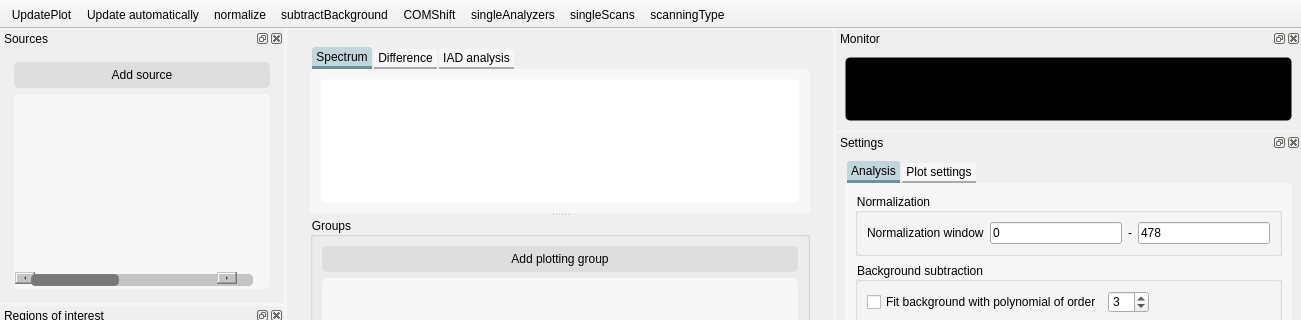
Before: the Qt Designer form nosey/ui/main.ui in flmiot/nosey, drawn with Qt 5; both pictures show x 0 to 1301 and y 0 to 320 of the 1301 by 859 pixel window.
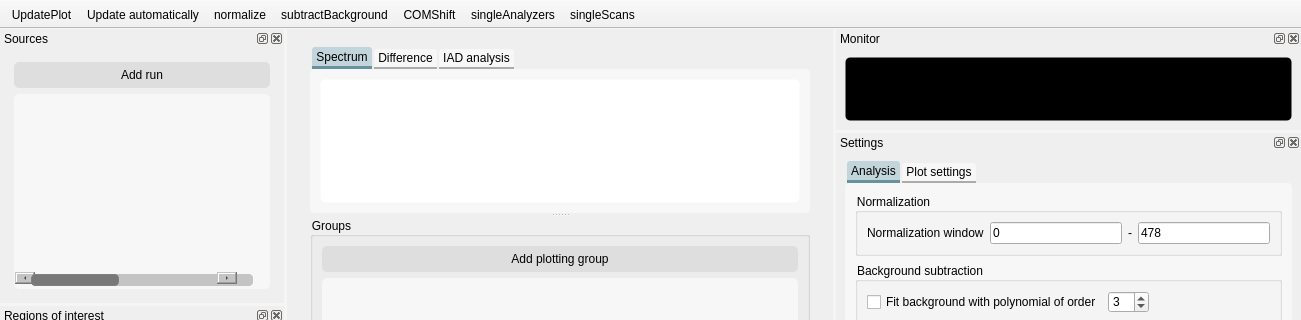
After: the same form once the commit is applied. Icons and pictures are not drawn. Custom widgets are drawn as their Qt base class.

Commit message: Difference calculation, Usability improvements

```diff
--- a/nosey/ui/main.ui
+++ b/nosey/ui/main.ui
@@ -2500,7 +2500,6 @@
    <addaction name="actionCOMShift"/>
    <addaction name="actionSingleAnalyzers"/>
    <addaction name="actionSingleScans"/>
-   <addaction name="actionScanningType"/>
   </widget>
   <widget class="QDockWidget" name="dockWidget">
    <property name="styleSheet">
@@ -2545,7 +2544,7 @@
             <string notr="true"/>
            </property>
            <property name="text">
-            <string>Add source</string>
+            <string>Add run</string>
            </property>
            <property name="icon">
             <iconset>
```
Left out of the diff: 5 changed lines with no effect on the pictures. The commit also changes 2 other files.
